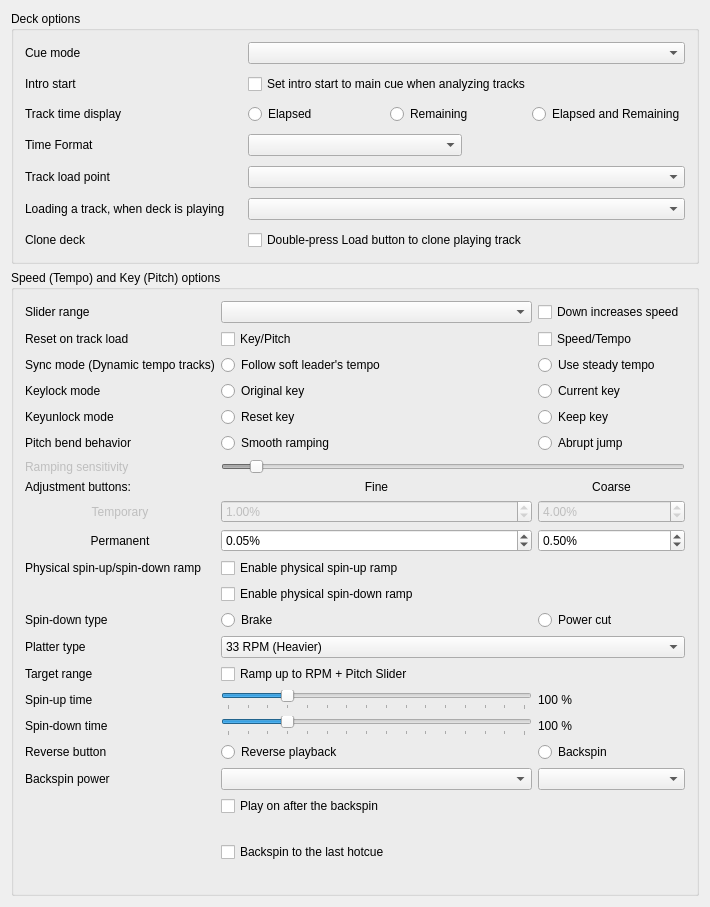
Above: src/preferences/dialog/dlgprefdeckdlg.ui from Eve00000/mixxx before the change. Below: the same form after it.
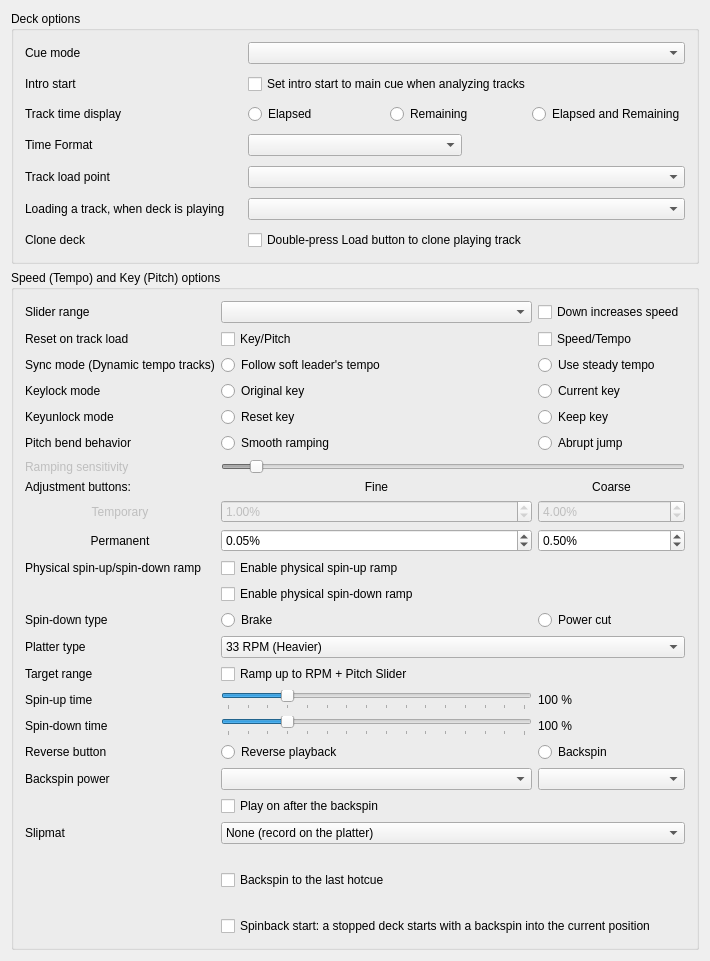
That is the form after the change.

Commit message: add slipmats for spinback + start with backspin

```diff
--- a/src/preferences/dialog/dlgprefdeckdlg.ui
+++ b/src/preferences/dialog/dlgprefdeckdlg.ui
@@ -914,14 +914,49 @@
              </property>
            </widget>
          </item>
+         <item row="22" column="0">
+           <widget class="QLabel" name="labelBackspinSlipmat">
+             <property name="text">
+               <string>Slipmat</string>
+             </property>
+             <property name="buddy">
+               <cstring>comboBoxBackspinSlipmat</cstring>
+             </property>
+           </widget>
+         </item>
          <item row="22" column="1" colspan="2">
-           <widget class="QLabel" name="labelBackspinValue">
-             <property name="wordWrap">
-               <bool>true</bool>
+           <widget class="QComboBox" name="comboBoxBackspinSlipmat">
+             <property name="toolTip">
+               <string>
+                 None: the record lies on the platter, the backspin turns the heavy platter as well.
+                 Felt or plastic slipmat: only the light record is flicked, the platter keeps turning. Without the motor the slip friction stops the record quickly; with the motor on the record catches up with the turning platter in 50 % (felt) or 15 % (plastic) of the spin-up time of the motor.
+               </string>
              </property>
+             <item>
+               <property name="text">
+                 <string>None (record on the platter)</string>
+               </property>
+             </item>
+             <item>
+               <property name="text">
+                 <string>Felt</string>
+               </property>
+             </item>
+             <item>
+               <property name="text">
+                 <string>Plastic</string>
+               </property>
+             </item>
            </widget>
          </item>
          <item row="23" column="1" colspan="2">
+           <widget class="QLabel" name="labelBackspinValue">
+             <property name="wordWrap">
+               <bool>true</bool>
+             </property>
+           </widget>
+         </item>
+         <item row="24" column="1" colspan="2">
            <widget class="QCheckBox" name="checkBoxBackspinToHotcue">
              <property name="toolTip">
                <string>
@@ -934,13 +969,27 @@
              </property>
            </widget>
          </item>
-         <item row="24" column="1" colspan="2">
+         <item row="25" column="1" colspan="2">
            <widget class="QLabel" name="labelBackspinToHotcueValue">
              <property name="wordWrap">
                <bool>true</bool>
              </property>
            </widget>
          </item>
+         <item row="26" column="1" colspan="2">
+           <widget class="QCheckBox" name="checkBoxBackspinStart">
+             <property name="toolTip">
+               <string>
+                 On a stopped deck, the reverse button starts the track with a backspin: it reaches full speed exactly at the current position, e.g. a cue or hotcue.
+                 The backspin starts the distance shown in the backspin info above after that position (backspin power, platter type, spin-up and slipmat), the jump there is silent.
+                 A playing deck is not affected, "Play on after the backspin" applies there.
+               </string>
+             </property>
+             <property name="text">
+               <string>Spinback start: a stopped deck starts with a backspin into the current position</string>
+             </property>
+           </widget>
+         </item>
        </layout>
       </item>
      </layout>
```
The commit also changes 4 other files.
